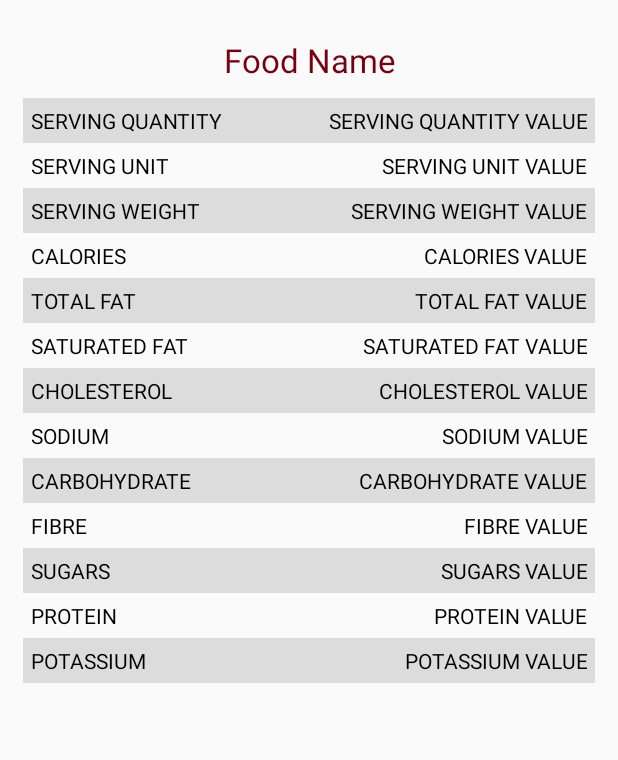
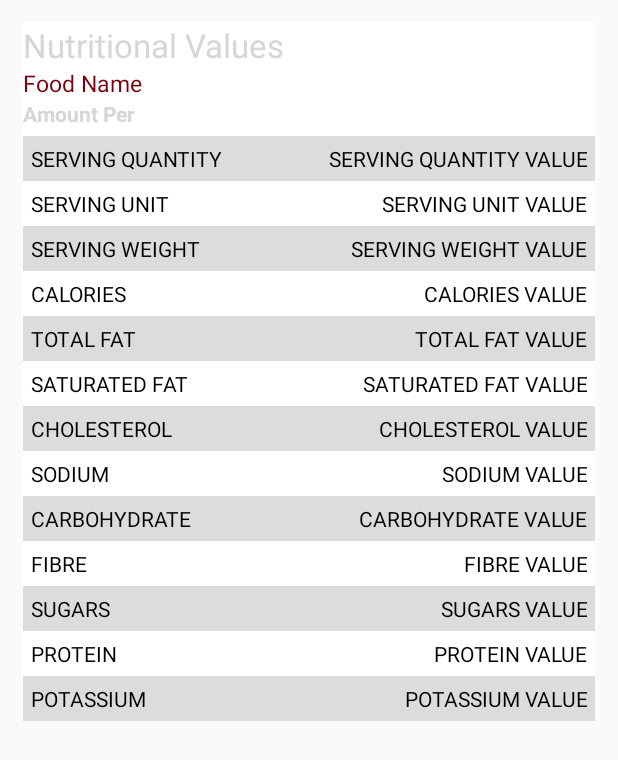
Before and after one commit to LeonMulvaney/TheIntelligentFoodNetwork, an Android app: the layout food_search_item_adapter_layout.xml on its own in the app's theme, with its tools: preview values and no code run, on a phone screen of 412 x 824 dp. Shown: the top 760 px of the screen. Run offline under Robolectric (Android 15) with nearby library versions, the phone set to English and light mode, and no system bars.

Commit message:
Monday 07/02/2018 @ 22.08 Changes to FoodSearch GUI and FoodAdapter

```diff
--- a/app/src/main/java/ie/ncirl/a14445618/theintelligentfoodnetwork/FoodSearch.java
+++ b/app/src/main/java/ie/ncirl/a14445618/theintelligentfoodnetwork/FoodSearch.java
@@ -54,6 +54,7 @@ public class FoodSearch extends AppCompatActivity{
     protected void onCreate(Bundle savedInstanceState) {
         super.onCreate(savedInstanceState);
         setContentView(R.layout.activity_food_search);
+        setTitle(R.string.food_search_action_bar_string);
         //Add Back Button to Action Bar - From https://stackoverflow.com/questions/12070744/add-back-button-to-action-bar
         getSupportActionBar().setDisplayHomeAsUpEnabled(true);
 
--- /dev/null
+++ b/app/src/main/res/drawable/foodsearch_background.xml
@@ -0,0 +1,5 @@
+<?xml version="1.0" encoding="utf-8"?>
+<!-- Background From: https://www.toptal.com/designers/subtlepatterns/ -->
+<bitmap xmlns:android="http://schemas.android.com/apk/res/android"
+    android:src="@drawable/food"
+    android:tileMode="repeat" />
--- a/app/src/main/res/layout/activity_food_search.xml
+++ b/app/src/main/res/layout/activity_food_search.xml
@@ -37,7 +37,8 @@
                 android:layout_marginTop="10dp"
                 android:paddingLeft="10dp"
                 android:paddingRight="10dp"
-                android:gravity="center">
+                android:gravity="center"
+                >
 
                 <ImageView
                     android:id="@+id/searchIcon"
@@ -72,7 +73,8 @@
                 android:id="@+id/resultListView"
                 android:layout_width="fill_parent"
                 android:layout_height="wrap_content"
-                android:layout_marginTop="15dp"/>
+                android:layout_marginTop="15dp"
+                android:elevation="10dp"/>
 
         </LinearLayout>
     </ScrollView>
--- a/app/src/main/res/layout/food_search_item_adapter_layout.xml
+++ b/app/src/main/res/layout/food_search_item_adapter_layout.xml
@@ -5,25 +5,55 @@
     android:orientation="vertical"
     android:padding="15dp">
 
+
         <!-- Custom Adapter Layout From: https://github.com/codepath/android_guides/wiki/Using-an-ArrayAdapter-with-ListView -->
         <LinearLayout
             android:layout_width="fill_parent"
             android:layout_height="wrap_content"
-        android:orientation="vertical">
+            android:orientation="vertical"
+            android:background="@color/white">
+
+            <TextView
+                android:id="@+id/tvNutritionalFacts"
+                android:layout_width="fill_parent"
+                android:layout_height="wrap_content"
+                android:text="Nutritional Values"
+                android:textSize="22dp"
+                android:textColor="@color/black" />
 
             <TextView
                 android:id="@+id/tvFoodName"
                 android:layout_width="fill_parent"
-            android:layout_height="50dp"
+                android:layout_height="wrap_content"
                 android:text="Food Name"
-            android:textSize="22dp"
-            android:gravity="center"
+                android:textSize="15dp"
                 android:textColor="@color/colorAccent" />
+
+            <LinearLayout
+                android:layout_width="fill_parent"
+                android:layout_height="wrap_content">
+
+                <TextView
+                    android:layout_width="wrap_content"
+                    android:layout_height="match_parent"
+                    android:text="Amount Per "
+                    android:textStyle="bold"
+                    android:textColor="@color/black"/>
+
+                <TextView
+                    android:id="@+id/tvServingAmount"
+                    android:layout_width="fill_parent"
+                    android:layout_height="wrap_content"
+                    android:textColor="@color/black"
+                    />
+
+            </LinearLayout>
 
 
             <LinearLayout
                 android:layout_width="fill_parent"
-            android:layout_height="30dp">
+                android:layout_height="30dp"
+                android:layout_marginTop="5dp">
 
                 <TextView
                     android:id="@+id/tvServingQuantity"
@@ -66,6 +96,7 @@
                     android:text="Serving Unit"
                     android:textAllCaps="true"
                     android:textColor="#000000"
+                    android:background="@color/white"
                     android:gravity="center_vertical"
                     android:layout_below="@id/tvServingQuantity"
                     android:layout_weight="1"/>
@@ -77,6 +108,7 @@
                     android:padding="5dp"
                     android:text="Serving Unit Value"
                     android:textColor="#000000"
+                    android:background="@color/white"
                     android:textAllCaps="true"
                     android:layout_below="@id/tvFoodName"
                     android:layout_weight="1"
@@ -130,6 +162,7 @@
                     android:text="Calories"
                     android:textAllCaps="true"
                     android:textColor="#000000"
+                    android:background="@color/white"
                     android:gravity="center_vertical"
                     android:layout_below="@id/tvServingWeight"
                     android:layout_weight="1"/>
@@ -141,6 +174,7 @@
                     android:padding="5dp"
                     android:text="Calories Value"
                     android:textColor="#000000"
+                    android:background="@color/white"
                     android:textAllCaps="true"
                     android:layout_below="@id/tvFoodName"
                     android:layout_weight="1"
@@ -162,6 +196,7 @@
                     android:text="Total Fat"
                     android:textAllCaps="true"
                     android:textColor="#000000"
+
                     android:gravity="center_vertical"
                     android:background="#DCDCDC"
                     android:layout_below="@id/tvCalories"
@@ -195,6 +230,7 @@
                     android:text="Saturated Fat"
                     android:textAllCaps="true"
                     android:textColor="#000000"
+                    android:background="@color/white"
                     android:gravity="center_vertical"
                     android:layout_below="@id/tvTotalFat"
                     android:layout_weight="1"/>
@@ -206,6 +242,7 @@
                     android:padding="5dp"
                     android:text="Saturated Fat Value"
                     android:textColor="#000000"
+                    android:background="@color/white"
                     android:textAllCaps="true"
                     android:layout_below="@id/tvFoodName"
                     android:layout_weight="1"
@@ -258,6 +295,7 @@
                     android:text="Sodium"
                     android:textAllCaps="true"
                     android:textColor="#000000"
+                    android:background="@color/white"
                     android:gravity="center_vertical"
                     android:layout_below="@id/tvCholesterol"
                     android:layout_weight="1"/>
@@ -269,6 +307,7 @@
                     android:padding="5dp"
                     android:text="Sodium Value"
                     android:textColor="#000000"
+                    android:background="@color/white"
                     android:textAllCaps="true"
                     android:layout_below="@id/tvFoodName"
                     android:layout_weight="1"
@@ -322,6 +361,7 @@
                     android:text="Fibre"
                     android:textAllCaps="true"
                     android:textColor="#000000"
+                    android:background="@color/white"
                     android:gravity="center_vertical"
                     android:layout_below="@id/tvCarbohydrate"
                     android:layout_weight="1"/>
@@ -333,6 +373,7 @@
                     android:padding="5dp"
                     android:text="Fibre Value"
                     android:textColor="#000000"
+                    android:background="@color/white"
                     android:textAllCaps="true"
                     android:layout_below="@id/tvFoodName"
                     android:layout_weight="1"
@@ -386,6 +427,7 @@
                     android:text="Protein"
                     android:textAllCaps="true"
                     android:textColor="#000000"
+                    android:background="@color/white"
                     android:gravity="center_vertical"
                     android:layout_below="@id/tvSugars"
                     android:layout_weight="1"/>
@@ -397,6 +439,7 @@
                     android:padding="5dp"
                     android:text="Protein Value"
                     android:textColor="#000000"
+                    android:background="@color/white"
                     android:textAllCaps="true"
                     android:layout_below="@id/tvFoodName"
                     android:layout_weight="1"
@@ -437,7 +480,7 @@
 
             </LinearLayout>
 
+        </LinearLayout>
+
 
 </LinearLayout>
-
-</LinearLayout>
--- a/app/src/main/res/values/colors.xml
+++ b/app/src/main/res/values/colors.xml
@@ -5,4 +5,5 @@
     <color name="colorPrimary">#00796b</color>
     <color name="colorPrimaryDark">#004c40</color>
     <color name="colorAccent">#79000e</color>
+    <color name="white">#FFFFFF</color>
 </resources>
--- a/app/src/main/res/values/strings.xml
+++ b/app/src/main/res/values/strings.xml
@@ -11,6 +11,7 @@
     <string name="my_food_network_action_bar_string">My Food Network</string>
     <string name="add_food_item_action_bar_string">Add Item</string>
     <string name="recipes_action_bar_string">My Fridge</string>
+    <string name="food_search_action_bar_string">Nutritional Values</string>
 
     <!--Food Contents Spinner -->
     <string-array name="food_contents_spinner_array">
```
Also changed, not shown: app/src/main/java/ie/ncirl/a14445618/theintelligentfoodnetwork/FoodSearchAdapter.java (+16 -12 lines), app/src/main/res/drawable-v24/food.png (added). Lines whose indentation alone changed are shown as unchanged.
